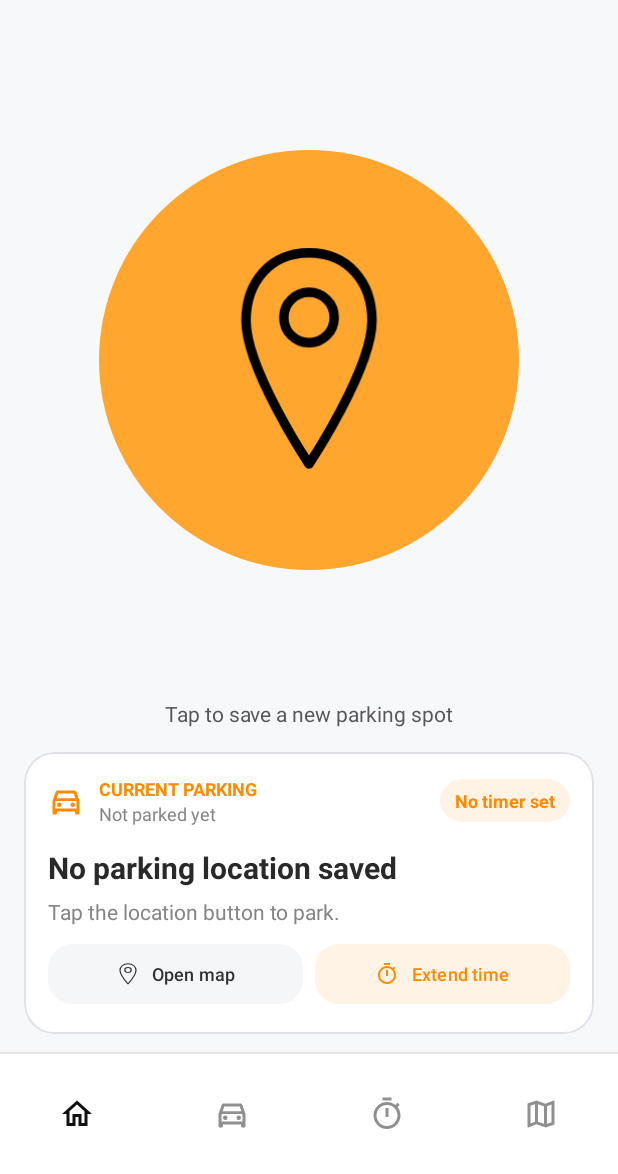
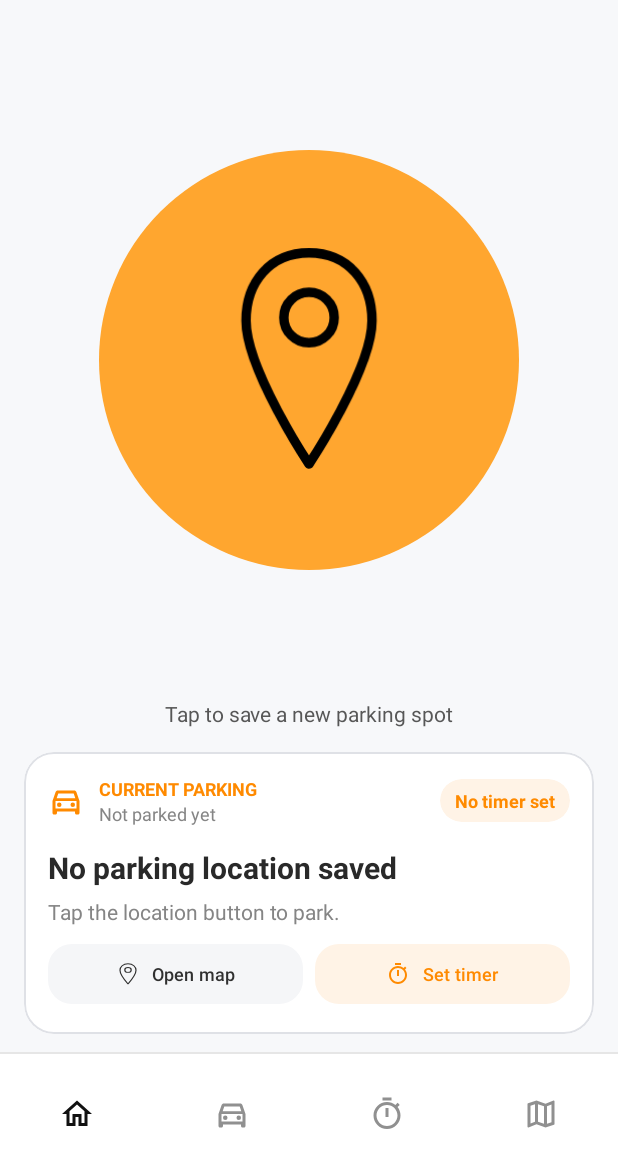
Before and after one commit to Rxsch/ParkMark, an Android app: the screen it shows after launch (MainActivity), on a phone screen of 412 x 824 dp, the part 62-1236 px from its top. Run offline under Robolectric (Android 15) with nearby library versions, the phone set to English and light mode, and no system bars; our stand-ins replace Room's generated code.

Commit message:
fix: harden location callbacks, private photos and empty states

```diff
--- a/app/src/main/java/com/example/parkmark/data/ParkRepository.java
+++ b/app/src/main/java/com/example/parkmark/data/ParkRepository.java
@@ -46,7 +46,8 @@ public final class ParkRepository {
                     catch (Exception error) { throw new OperationException(error); }
                 });
                 // Alarm reconciliation shares the same serial queue as database updates.
-                com.example.parkmark.reminders.Reminders.reconcile(context, database.dao());
+                try { com.example.parkmark.reminders.Reminders.reconcile(context, database.dao()); }
+                catch (RuntimeException error) { android.util.Log.e("ParkMark", "Could not reconcile reminders", error); }
                 ParkingState snapshot = new ParkingState(database.dao());
                 main.post(() -> {
                     state.setValue(snapshot);
--- a/app/src/main/java/com/example/parkmark/ui/AlertsController.java
+++ b/app/src/main/java/com/example/parkmark/ui/AlertsController.java
@@ -90,7 +90,7 @@ public final class AlertsController {
                 ? "Notifications are off. Enable them to receive parking and permit reminders."
                 : !Reminders.preciseAlarmsAvailable(activity)
                 ? "Android may delay reminders. Allow precise alarms in Reminder settings."
-                : "Reminders are enabled. You can manage permissions in Reminder settings.");
+                : "Android allows notifications and precise alarms. Reminders follow each timer or permit’s settings.");
         activity.findViewById(R.id.cancelTimerButton).setEnabled(state != null && state.timer != null);
         TextView button = activity.findViewById(R.id.alertExtendTimeButton);
         button.setText(state != null && state.timer != null ? "Extend time" : "Set timer");
--- a/app/src/main/java/com/example/parkmark/ui/ParkingMap.java
+++ b/app/src/main/java/com/example/parkmark/ui/ParkingMap.java
@@ -28,6 +28,8 @@ public final class ParkingMap {
     private boolean resumed;
     private ParkingLocation location;
     private long shownId = -1;
+    private double shownLatitude = Double.NaN;
+    private double shownLongitude = Double.NaN;
 
     public ParkingMap(AppCompatActivity activity) { this.activity = activity; }
 
@@ -82,8 +84,9 @@ public final class ParkingMap {
         com.google.android.gms.maps.model.Marker marker = map.addMarker(new MarkerOptions()
                 .position(target).title("Your parked car").snippet(current.address));
         if (marker != null) marker.showInfoWindow();
-        if (shownId != current.id) map.moveCamera(CameraUpdateFactory.newLatLngZoom(target, 17f));
-        shownId = current.id;
+        if (shownId != current.id || shownLatitude != current.latitude || shownLongitude != current.longitude)
+            map.moveCamera(CameraUpdateFactory.newLatLngZoom(target, 17f));
+        shownId = current.id; shownLatitude = current.latitude; shownLongitude = current.longitude;
     }
 
     // Walking directions use the saved destination and need no location permission from ParkMark.
--- a/app/src/main/res/layout/activity_main.xml
+++ b/app/src/main/res/layout/activity_main.xml
@@ -7,6 +7,7 @@
     android:orientation="vertical"
     android:background="#F7F8FA">
 
+    <!-- The shared header keeps the menu available on every tab. -->
     <FrameLayout
         android:layout_width="match_parent"
         android:layout_height="56dp">
@@ -20,20 +21,21 @@
             android:padding="12dp"
             android:background="?attr/selectableItemBackgroundBorderless"
             android:src="@drawable/ic_menu"
-            android:contentDescription="Open menu"
+            android:contentDescription="@string/open_menu"
             app:tint="#202020" />
 
         <TextView
             android:layout_width="wrap_content"
             android:layout_height="wrap_content"
             android:layout_gravity="center"
-            android:text="ParkMark"
+            android:text="@string/app_name"
             android:textSize="20sp"
             android:textStyle="bold"
             android:textColor="#202020" />
 
     </FrameLayout>
 
+    <!-- Main content scrolls independently from the bottom navigation. -->
     <ScrollView
         android:layout_width="match_parent"
         android:layout_height="0dp"
@@ -62,7 +64,7 @@
                     android:src="@drawable/ic_location"
                     android:padding="56dp"
                     android:scaleType="fitCenter"
-                    android:contentDescription="Save parking location" />
+                    android:contentDescription="@string/save_parking_location" />
 
             </FrameLayout>
 
@@ -72,7 +74,7 @@
                 android:layout_height="wrap_content"
                 android:gravity="center"
                 android:paddingBottom="16dp"
-                android:text="Tap to save a new parking spot"
+                android:text="@string/tap_to_save_a_new_parking_spot"
                 android:textColor="#575757" />
 
             <com.google.android.material.card.MaterialCardView
@@ -114,7 +116,7 @@
                             <TextView
                                 android:layout_width="wrap_content"
                                 android:layout_height="wrap_content"
-                                android:text="CURRENT PARKING"
+                                android:text="@string/current_parking"
                                 android:textColor="#FF8A00"
                                 android:textSize="12sp"
                                 android:textStyle="bold" />
@@ -123,7 +125,7 @@
                                 android:id="@+id/savedTimeText"
                                 android:layout_width="wrap_content"
                                 android:layout_height="wrap_content"
-                                android:text="Saved 2h ago"
+                                android:text="@string/not_parked_yet"
                                 android:textColor="#858585"
                                 android:textSize="12sp" />
 
@@ -143,7 +145,7 @@
                                 android:layout_height="wrap_content"
                                 android:paddingHorizontal="10dp"
                                 android:paddingVertical="6dp"
-                                android:text="2h 14m left"
+                                android:text="@string/no_timer_set"
                                 android:textColor="#FF8A00"
                                 android:textSize="12sp"
                                 android:textStyle="bold" />
@@ -157,7 +159,7 @@
                         android:layout_width="match_parent"
                         android:layout_height="wrap_content"
                         android:layout_marginTop="14dp"
-                        android:text="4304 Scorpius St, Orlando, FL 32816"
+                        android:text="@string/no_parking_location_saved"
                         android:textColor="#292929"
                         android:textSize="20sp"
                         android:textStyle="bold" />
@@ -167,7 +169,7 @@
                         android:layout_width="match_parent"
                         android:layout_height="wrap_content"
                         android:layout_marginTop="6dp"
-                        android:text="Level 3 • Row C • Near elevator 2"
+                        android:text="@string/no_parking_notes_added"
                         android:textColor="#858585"
                         android:textSize="14sp" />
 
@@ -183,7 +185,7 @@
                             android:layout_height="48dp"
                             android:layout_weight="1"
                             android:layout_marginEnd="8dp"
-                            android:text="Open map"
+                            android:text="@string/open_map"
                             android:textAllCaps="false"
                             android:textSize="12sp"
                             android:textColor="#303030"
@@ -199,7 +201,7 @@
                             android:layout_width="0dp"
                             android:layout_height="48dp"
                             android:layout_weight="1"
-                            android:text="Extend time"
+                            android:text="@string/extend_time"
                             android:textAllCaps="false"
                             android:textSize="12sp"
                             android:textColor="#FF8A00"
@@ -225,6 +227,7 @@
         android:layout_height="1dp"
         android:background="#E6E6E6" />
 
+    <!-- Persistent navigation mirrors the four screens in the design document. -->
     <com.google.android.material.bottomnavigation.BottomNavigationView
         android:id="@+id/bottomNavigation"
         android:layout_width="match_parent"
--- a/app/src/main/res/menu/bottom_navigation_menu.xml
+++ b/app/src/main/res/menu/bottom_navigation_menu.xml
@@ -4,21 +4,21 @@
     <item
         android:id="@+id/navHome"
         android:icon="@drawable/ic_home"
-        android:title="Home" />
+        android:title="@string/home" />
 
     <item
         android:id="@+id/navParking"
         android:icon="@drawable/ic_car"
-        android:title="Parking" />
+        android:title="@string/parking" />
 
     <item
         android:id="@+id/navTimer"
         android:icon="@drawable/ic_timer"
-        android:title="Timer" />
+        android:title="@string/timer" />
 
     <item
         android:id="@+id/navMap"
         android:icon="@drawable/ic_map"
-        android:title="Map" />
+        android:title="@string/map" />
 
 </menu>
--- a/app/src/main/res/values/strings.xml
+++ b/app/src/main/res/values/strings.xml
@@ -1,3 +1,43 @@
+<?xml version="1.0" encoding="utf-8"?>
 <resources>
     <string name="app_name">ParkMark</string>
+    <string name="open_menu">Open menu</string>
+    <string name="no_parking_location_saved">No parking location saved</string>
+    <string name="navigate_to_car">Navigate to Car</string>
+    <string name="save_parking_location">Save parking location</string>
+    <string name="tap_to_save_a_new_parking_spot">Tap to save a new parking spot</string>
+    <string name="current_parking">CURRENT PARKING</string>
+    <string name="not_parked_yet">Not parked yet</string>
+    <string name="no_timer_set">No timer set</string>
+    <string name="no_parking_notes_added">No parking notes added</string>
+    <string name="open_map">Open map</string>
+    <string name="extend_time">Extend time</string>
+    <string name="parking_alerts">Parking Alerts</string>
+    <string name="cancel_timer">Cancel timer</string>
+    <string name="reminder_settings">Reminder settings</string>
+    <string name="subscriptions">Subscriptions</string>
+    <string name="add_parking_permit">Add parking permit</string>
+    <string name="photo">Photo:</string>
+    <string name="photo_of_your_parked_car">Photo of your parked car</string>
+    <string name="choose_photo">Choose Photo</string>
+    <string name="take_photo">Take Photo</string>
+    <string name="no_parking_photos_yet">No parking photos yet</string>
+    <string name="previous">Previous</string>
+    <string name="next">Next</string>
+    <string name="photo_retention">Photo retention</string>
+    <string name="remove_photo">Remove photo</string>
+    <string name="garage_level">Garage level</string>
+    <string name="e_g_3">e.g. 3</string>
+    <string name="parking_spot_row">Parking spot / row</string>
+    <string name="e_g_row_c_space_24">e.g. Row C, space 24</string>
+    <string name="notes">Notes:</string>
+    <string name="enter_garage_level_row_or_parking_spot">Enter garage level, row, or parking spot</string>
+    <string name="save_details">Save Details</string>
+    <string name="gps">GPS:</string>
+    <string name="update_nlocation">Update\nLocation</string>
+    <string name="finish_parking">Finish Parking</string>
+    <string name="home">Home</string>
+    <string name="parking">Parking</string>
+    <string name="timer">Timer</string>
+    <string name="map">Map</string>
 </resources>
```
Also changed, not shown: app/src/main/java/com/example/parkmark/MainActivity.java (+42 -8 lines), app/src/main/java/com/example/parkmark/ui/PermitsController.java (+9 -0 lines), app/src/main/res/layout/activity_alerts.xml (+16 -13 lines), app/src/main/res/layout/activity_map.xml (+6 -4 lines), app/src/main/res/layout/activity_parking.xml (+26 -23 lines), 3 other files.
